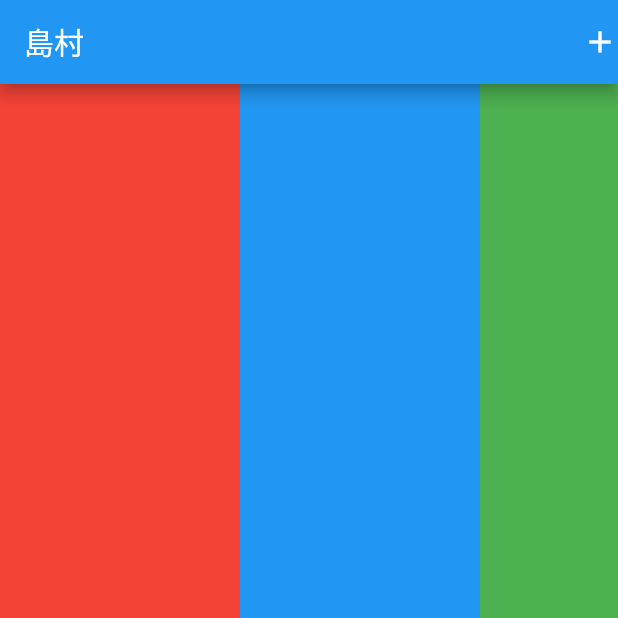
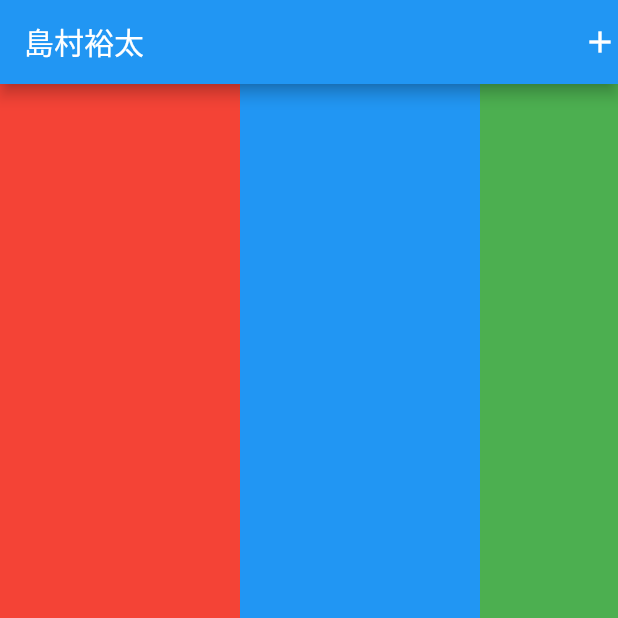
Before and after one commit to charakuri-8/coriander, a Flutter app: the screen it shows after launch, on a phone screen of 412 x 824 dp, the top half of it. Run offline on Flutter 3.47's test engine with Material 2 defaults, Android fonts, the phone set to English and light mode, and no system bars.

Commit message:
third commit

```diff
--- a/lib/main.dart
+++ b/lib/main.dart
@@ -37,7 +37,7 @@ class _MyHomePageState extends State<MyHomePage> {
   Widget build(BuildContext context) {
     return Scaffold(
       appBar: AppBar(
-        title: Text('島村'),
+        title: Text('島村裕太'),
         actions: <Widget>[
           Icon(Icons.add),
         ],
```
